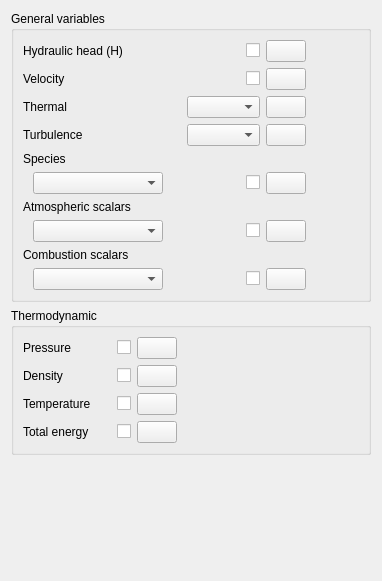
The window that python/code_saturne/gui/case/InitializationForm.ui (code-saturne/code_saturne) describes before a commit, drawn with Qt 5.
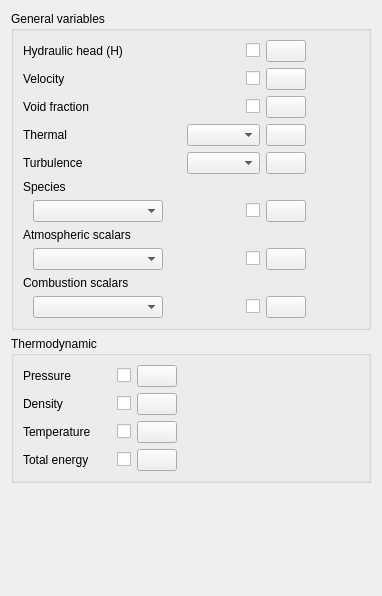
The same window after the commit. Icons and pictures are not drawn.

Commit message:
Add initialization of the void fraction to the GUI.
Minor edit by Y. Fournier (add test for field presence).

```diff
--- a/python/code_saturne/gui/case/InitializationForm.ui
+++ b/python/code_saturne/gui/case/InitializationForm.ui
@@ -7,7 +7,7 @@
     <x>0</x>
     <y>0</y>
     <width>382</width>
-    <height>581</height>
+    <height>596</height>
    </rect>
   </property>
   <property name="windowTitle">
@@ -30,6 +30,46 @@
      </property>
      <layout class="QGridLayout" name="gridLayout_2">
       <item row="2" column="0">
+       <widget class="QLabel" name="labelVoidFraction">
+        <property name="text">
+         <string>Void fraction</string>
+        </property>
+       </widget>
+      </item>
+      <item row="1" column="10">
+       <widget class="QCheckBox" name="checkBoxVelocity">
+        <property name="text">
+         <string/>
+        </property>
+       </widget>
+      </item>
+      <item row="7" column="0">
+       <widget class="QLabel" name="labelMeteo">
+        <property name="toolTip">
+         <string>&lt;html&gt;&lt;head/&gt;&lt;body&gt;&lt;p&gt;&lt;span style=&quot; font-size:9pt;&quot;&gt;Select and initialize the atmospheric scalars by using the formula editor.&lt;/span&gt;&lt;/p&gt;&lt;/body&gt;&lt;/html&gt;</string>
+        </property>
+        <property name="text">
+         <string>Atmospheric scalars</string>
+        </property>
+       </widget>
+      </item>
+      <item row="1" column="9">
+       <spacer name="horizontalSpacer_4">
+        <property name="orientation">
+         <enum>Qt::Horizontal</enum>
+        </property>
+        <property name="sizeType">
+         <enum>QSizePolicy::Expanding</enum>
+        </property>
+        <property name="sizeHint" stdset="0">
+         <size>
+          <width>20</width>
+          <height>0</height>
+         </size>
+        </property>
+       </spacer>
+      </item>
+      <item row="3" column="0">
        <widget class="QLabel" name="labelThermal">
         <property name="toolTip">
          <string>&lt;html&gt;&lt;head/&gt;&lt;body&gt;&lt;p&gt;&lt;span style=&quot; font-size:9pt;&quot;&gt;Initialize the thermal scalar by using the formula editor.&lt;/span&gt;&lt;/p&gt;&lt;/body&gt;&lt;/html&gt;</string>
@@ -39,175 +79,72 @@
         </property>
        </widget>
       </item>
-      <item row="0" column="11">
-       <widget class="QPushButton" name="pushButtonHydraulicHead">
-        <property name="toolTip">
-         <string>&lt;html&gt;&lt;head/&gt;&lt;body&gt;&lt;p&gt;&lt;span style=&quot; font-size:9pt;&quot;&gt;Initialize the hydraulic head by using the formula editor.&lt;/span&gt;&lt;/p&gt;&lt;/body&gt;&lt;/html&gt;</string>
-        </property>
-        <property name="text">
-         <string/>
-        </property>
-        <property name="icon">
-         <iconset resource="resources_pages.qrc">
-          <normaloff>:/new/prefix1/icons/22x22/edit-find-replace.png</normaloff>:/new/prefix1/icons/22x22/edit-find-replace.png</iconset>
-        </property>
-        <property name="iconSize">
-         <size>
-          <width>22</width>
-          <height>22</height>
-         </size>
-        </property>
-       </widget>
-      </item>
-      <item row="0" column="0" colspan="4">
-       <widget class="QLabel" name="labelHydraulicHead">
-        <property name="toolTip">
-         <string>&lt;html&gt;&lt;head/&gt;&lt;body&gt;&lt;p&gt;&lt;span style=&quot; font-size:9pt;&quot;&gt;Initialize
-                the hydraulic head by using the formula editor.&lt;/span&gt;&lt;/p&gt;&lt;/body&gt;&lt;/html&gt;
-               </string>
-        </property>
-        <property name="text">
-         <string>Hydraulic head (H)</string>
-        </property>
-       </widget>
-      </item>
-      <item row="2" column="11">
-       <widget class="QPushButton" name="pushButtonThermal">
-        <property name="toolTip">
-         <string>&lt;html&gt;&lt;head/&gt;&lt;body&gt;&lt;p&gt;&lt;span style=&quot; font-size:9pt;&quot;&gt;Initialize the thermal scalar by using the formula editor.&lt;/span&gt;&lt;/p&gt;&lt;/body&gt;&lt;/html&gt;</string>
-        </property>
-        <property name="text">
-         <string/>
-        </property>
-        <property name="icon">
-         <iconset resource="resources_pages.qrc">
-          <normaloff>:/new/prefix1/icons/22x22/edit-find-replace.png</normaloff>:/new/prefix1/icons/22x22/edit-find-replace.png</iconset>
-        </property>
-        <property name="iconSize">
-         <size>
-          <width>22</width>
-          <height>22</height>
-         </size>
-        </property>
-       </widget>
-      </item>
-      <item row="3" column="0" colspan="4">
-       <widget class="QLabel" name="labelTurbulence">
+      <item row="4" column="11">
+       <widget class="QPushButton" name="pushButtonTurbulence">
         <property name="toolTip">
          <string>&lt;html&gt;&lt;head/&gt;&lt;body&gt;&lt;p&gt;&lt;span style=&quot; font-size:9pt;&quot;&gt;Initialize the turbulence variables. They can be initialized either automatically based on the reference values defined in the &lt;/span&gt;&lt;span style=&quot; font-size:9pt; font-weight:600;&quot;&gt;Reference Values&lt;/span&gt;&lt;span style=&quot; font-size:9pt;&quot;&gt; heading, or by using the formula editor.&lt;/span&gt;&lt;/p&gt;&lt;/body&gt;&lt;/html&gt;</string>
         </property>
         <property name="text">
-         <string>Turbulence</string>
+         <string/>
+        </property>
+        <property name="icon">
+         <iconset resource="resources_pages.qrc">
+          <normaloff>:/new/prefix1/icons/22x22/edit-find-replace.png</normaloff>:/new/prefix1/icons/22x22/edit-find-replace.png</iconset>
+        </property>
+        <property name="iconSize">
+         <size>
+          <width>22</width>
+          <height>22</height>
+         </size>
         </property>
        </widget>
       </item>
-      <item row="3" column="9" colspan="2">
+      <item row="4" column="9" colspan="2">
        <widget class="QComboBox" name="comboBoxTurbulence">
         <property name="toolTip">
          <string>&lt;html&gt;&lt;head/&gt;&lt;body&gt;&lt;p&gt;&lt;span style=&quot; font-size:9pt;&quot;&gt;Initialize the turbulence variables. They can be initialized either automatically based on the reference values defined in the &lt;/span&gt;&lt;span style=&quot; font-size:9pt; font-weight:600;&quot;&gt;Reference Values&lt;/span&gt;&lt;span style=&quot; font-size:9pt;&quot;&gt; heading, or by using the formula editor.&lt;/span&gt;&lt;/p&gt;&lt;/body&gt;&lt;/html&gt;</string>
         </property>
        </widget>
       </item>
-      <item row="1" column="10">
-       <widget class="QCheckBox" name="checkBoxVelocity">
-        <property name="text">
-         <string/>
-        </property>
-       </widget>
-      </item>
-      <item row="1" column="0">
-       <widget class="QLabel" name="labelVelocity">
-        <property name="toolTip">
-         <string>&lt;html&gt;&lt;head/&gt;&lt;body&gt;&lt;p&gt;&lt;span style=&quot; font-size:9pt;&quot;&gt;Initialize the velocity by using the formula editor.&lt;/span&gt;&lt;/p&gt;&lt;/body&gt;&lt;/html&gt;</string>
-        </property>
-        <property name="text">
-         <string>Velocity</string>
-        </property>
-       </widget>
-      </item>
-      <item row="8" column="0">
+      <item row="9" column="0">
        <widget class="QLabel" name="labelCombustion">
         <property name="text">
          <string>Combustion scalars</string>
         </property>
        </widget>
       </item>
-      <item row="3" column="11">
-       <widget class="QPushButton" name="pushButtonTurbulence">
-        <property name="toolTip">
-         <string>&lt;html&gt;&lt;head/&gt;&lt;body&gt;&lt;p&gt;&lt;span style=&quot; font-size:9pt;&quot;&gt;Initialize the turbulence variables. They can be initialized either automatically based on the reference values defined in the &lt;/span&gt;&lt;span style=&quot; font-size:9pt; font-weight:600;&quot;&gt;Reference Values&lt;/span&gt;&lt;span style=&quot; font-size:9pt;&quot;&gt; heading, or by using the formula editor.&lt;/span&gt;&lt;/p&gt;&lt;/body&gt;&lt;/html&gt;</string>
-        </property>
-        <property name="text">
-         <string/>
-        </property>
-        <property name="icon">
-         <iconset resource="resources_pages.qrc">
-          <normaloff>:/new/prefix1/icons/22x22/edit-find-replace.png</normaloff>:/new/prefix1/icons/22x22/edit-find-replace.png</iconset>
-        </property>
-        <property name="iconSize">
-         <size>
-          <width>22</width>
-          <height>22</height>
-         </size>
-        </property>
-       </widget>
-      </item>
-      <item row="7" column="11">
-       <widget class="QPushButton" name="pushButtonMeteo">
-        <property name="toolTip">
-         <string>&lt;html&gt;&lt;head/&gt;&lt;body&gt;&lt;p&gt;&lt;span style=&quot; font-size:9pt;&quot;&gt;Select and initialize the atmospheric scalars by using the formula editor.&lt;/span&gt;&lt;/p&gt;&lt;/body&gt;&lt;/html&gt;</string>
-        </property>
-        <property name="text">
-         <string/>
-        </property>
-        <property name="icon">
-         <iconset resource="resources_pages.qrc">
-          <normaloff>:/new/prefix1/icons/22x22/edit-find-replace.png</normaloff>:/new/prefix1/icons/22x22/edit-find-replace.png</iconset>
-        </property>
-        <property name="iconSize">
-         <size>
-          <width>22</width>
-          <height>22</height>
-         </size>
-        </property>
-       </widget>
-      </item>
-      <item row="5" column="11">
-       <widget class="QPushButton" name="pushButtonSpecies">
-        <property name="toolTip">
-         <string>&lt;html&gt;&lt;head/&gt;&lt;body&gt;&lt;p&gt;&lt;span style=&quot; font-size:9pt;&quot;&gt;Select and initialize species by using the formula editor.&lt;/span&gt;&lt;/p&gt;&lt;/body&gt;&lt;/html&gt;</string>
-        </property>
-        <property name="text">
-         <string/>
-        </property>
-        <property name="icon">
-         <iconset resource="resources_pages.qrc">
-          <normaloff>:/new/prefix1/icons/22x22/edit-find-replace.png</normaloff>:/new/prefix1/icons/22x22/edit-find-replace.png</iconset>
-        </property>
-        <property name="iconSize">
-         <size>
-          <width>22</width>
-          <height>22</height>
-         </size>
-        </property>
-       </widget>
-      </item>
-      <item row="4" column="0">
-       <widget class="QLabel" name="labelSpecies">
-        <property name="toolTip">
-         <string>&lt;html&gt;&lt;head/&gt;&lt;body&gt;&lt;p&gt;&lt;span style=&quot; font-size:9pt;&quot;&gt;Select and initialize species by using the formula editor.&lt;/span&gt;&lt;/p&gt;&lt;/body&gt;&lt;/html&gt;</string>
-        </property>
-        <property name="text">
-         <string>Species</string>
-        </property>
-       </widget>
-      </item>
-      <item row="5" column="10">
-       <widget class="QCheckBox" name="checkBoxSpecies">
-        <property name="text">
-         <string/>
-        </property>
-       </widget>
+      <item row="10" column="0">
+       <layout class="QHBoxLayout" name="hLayoutCombustion">
+        <item>
+         <spacer name="horizontalSpacerCombustion">
+          <property name="orientation">
+           <enum>Qt::Horizontal</enum>
+          </property>
+          <property name="sizeType">
+           <enum>QSizePolicy::Fixed</enum>
+          </property>
+          <property name="sizeHint" stdset="0">
+           <size>
+            <width>10</width>
+            <height>0</height>
+           </size>
+          </property>
+         </spacer>
+        </item>
+        <item>
+         <widget class="QComboBox" name="comboBoxCombustion">
+          <property name="minimumSize">
+           <size>
+            <width>130</width>
+            <height>0</height>
+           </size>
+          </property>
+          <property name="toolTip">
+           <string>&lt;html&gt;&lt;head/&gt;&lt;body&gt;&lt;p&gt;&lt;span style=&quot; font-size:9pt;&quot;&gt;Select and initialize the combustion scalars by using the formula editor.&lt;/span&gt;&lt;/p&gt;&lt;/body&gt;&lt;/html&gt;</string>
+          </property>
+         </widget>
+        </item>
+       </layout>
       </item>
       <item row="1" column="11">
        <widget class="QPushButton" name="pushButtonVelocity">
@@ -229,10 +166,58 @@
         </property>
        </widget>
       </item>
-      <item row="2" column="9" colspan="2">
-       <widget class="QComboBox" name="comboBoxThermal"/>
+      <item row="1" column="0">
+       <widget class="QLabel" name="labelVelocity">
+        <property name="toolTip">
+         <string>&lt;html&gt;&lt;head/&gt;&lt;body&gt;&lt;p&gt;&lt;span style=&quot; font-size:9pt;&quot;&gt;Initialize the velocity by using the formula editor.&lt;/span&gt;&lt;/p&gt;&lt;/body&gt;&lt;/html&gt;</string>
+        </property>
+        <property name="text">
+         <string>Velocity</string>
+        </property>
+       </widget>
       </item>
-      <item row="5" column="0">
+      <item row="6" column="10">
+       <widget class="QCheckBox" name="checkBoxSpecies">
+        <property name="text">
+         <string/>
+        </property>
+       </widget>
+      </item>
+      <item row="0" column="10">
+       <widget class="QCheckBox" name="checkBoxHydraulicHead">
+        <property name="text">
+         <string/>
+        </property>
+       </widget>
+      </item>
+      <item row="3" column="11">
+       <widget class="QPushButton" name="pushButtonThermal">
+        <property name="toolTip">
+         <string>&lt;html&gt;&lt;head/&gt;&lt;body&gt;&lt;p&gt;&lt;span style=&quot; font-size:9pt;&quot;&gt;Initialize the thermal scalar by using the formula editor.&lt;/span&gt;&lt;/p&gt;&lt;/body&gt;&lt;/html&gt;</string>
+        </property>
+        <property name="text">
+         <string/>
+        </property>
+        <property name="icon">
+         <iconset resource="resources_pages.qrc">
+          <normaloff>:/new/prefix1/icons/22x22/edit-find-replace.png</normaloff>:/new/prefix1/icons/22x22/edit-find-replace.png</iconset>
+        </property>
+        <property name="iconSize">
+         <size>
+          <width>22</width>
+          <height>22</height>
+         </size>
+        </property>
+       </widget>
+      </item>
+      <item row="8" column="10">
+       <widget class="QCheckBox" name="checkBoxMeteo">
+        <property name="text">
+         <string/>
+        </property>
+       </widget>
+      </item>
+      <item row="6" column="0">
        <layout class="QHBoxLayout" name="hLayoutSpecies">
         <item>
          <spacer name="horizontalSpacerSpecies">
@@ -271,7 +256,37 @@
         </item>
        </layout>
       </item>
-      <item row="7" column="0">
+      <item row="5" column="0">
+       <widget class="QLabel" name="labelSpecies">
+        <property name="toolTip">
+         <string>&lt;html&gt;&lt;head/&gt;&lt;body&gt;&lt;p&gt;&lt;span style=&quot; font-size:9pt;&quot;&gt;Select and initialize species by using the formula editor.&lt;/span&gt;&lt;/p&gt;&lt;/body&gt;&lt;/html&gt;</string>
+        </property>
+        <property name="text">
+         <string>Species</string>
+        </property>
+       </widget>
+      </item>
+      <item row="0" column="11">
+       <widget class="QPushButton" name="pushButtonHydraulicHead">
+        <property name="toolTip">
+         <string>&lt;html&gt;&lt;head/&gt;&lt;body&gt;&lt;p&gt;&lt;span style=&quot; font-size:9pt;&quot;&gt;Initialize the hydraulic head by using the formula editor.&lt;/span&gt;&lt;/p&gt;&lt;/body&gt;&lt;/html&gt;</string>
+        </property>
+        <property name="text">
+         <string/>
+        </property>
+        <property name="icon">
+         <iconset resource="resources_pages.qrc">
+          <normaloff>:/new/prefix1/icons/22x22/edit-find-replace.png</normaloff>:/new/prefix1/icons/22x22/edit-find-replace.png</iconset>
+        </property>
+        <property name="iconSize">
+         <size>
+          <width>22</width>
+          <height>22</height>
+         </size>
+        </property>
+       </widget>
+      </item>
+      <item row="8" column="0">
        <layout class="QHBoxLayout" name="hLayoutMeteo">
         <item>
          <spacer name="horizontalSpacerMeteo">
@@ -298,71 +313,59 @@
         </item>
        </layout>
       </item>
-      <item row="0" column="10">
-       <widget class="QCheckBox" name="checkBoxHydraulicHead">
-        <property name="text">
-         <string/>
-        </property>
-       </widget>
+      <item row="3" column="9" colspan="2">
+       <widget class="QComboBox" name="comboBoxThermal"/>
       </item>
-      <item row="6" column="0">
-       <widget class="QLabel" name="labelMeteo">
-        <property name="toolTip">
-         <string>&lt;html&gt;&lt;head/&gt;&lt;body&gt;&lt;p&gt;&lt;span style=&quot; font-size:9pt;&quot;&gt;Select and initialize the atmospheric scalars by using the formula editor.&lt;/span&gt;&lt;/p&gt;&lt;/body&gt;&lt;/html&gt;</string>
-        </property>
-        <property name="text">
-         <string>Atmospheric scalars</string>
-        </property>
-       </widget>
-      </item>
-      <item row="7" column="10">
-       <widget class="QCheckBox" name="checkBoxMeteo">
-        <property name="text">
-         <string/>
-        </property>
-       </widget>
-      </item>
-      <item row="9" column="0">
-       <layout class="QHBoxLayout" name="hLayoutCombustion">
-        <item>
-         <spacer name="horizontalSpacerCombustion">
-          <property name="orientation">
-           <enum>Qt::Horizontal</enum>
-          </property>
-          <property name="sizeType">
-           <enum>QSizePolicy::Fixed</enum>
-          </property>
-          <property name="sizeHint" stdset="0">
-           <size>
-            <width>10</width>
-            <height>0</height>
-           </size>
-          </property>
-         </spacer>
-        </item>
-        <item>
-         <widget class="QComboBox" name="comboBoxCombustion">
-          <property name="minimumSize">
-           <size>
-            <width>130</width>
-            <height>0</height>
-           </size>
-          </property>
-          <property name="toolTip">
-           <string>&lt;html&gt;&lt;head/&gt;&lt;body&gt;&lt;p&gt;&lt;span style=&quot; font-size:9pt;&quot;&gt;Select and initialize the combustion scalars by using the formula editor.&lt;/span&gt;&lt;/p&gt;&lt;/body&gt;&lt;/html&gt;</string>
-          </property>
-         </widget>
-        </item>
-       </layout>
-      </item>
-      <item row="9" column="10">
+      <item row="10" column="10">
        <widget class="QCheckBox" name="checkBoxCombustion">
         <property name="text">
          <string/>
         </property>
        </widget>
       </item>
-      <item row="9" column="11">
+      <item row="0" column="0" colspan="4">
+       <widget class="QLabel" name="labelHydraulicHead">
+        <property name="toolTip">
+         <string>&lt;html&gt;&lt;head/&gt;&lt;body&gt;&lt;p&gt;&lt;span style=&quot; font-size:9pt;&quot;&gt;Initialize
+                the hydraulic head by using the formula editor.&lt;/span&gt;&lt;/p&gt;&lt;/body&gt;&lt;/html&gt;
+               </string>
+        </property>
+        <property name="text">
+         <string>Hydraulic head (H)</string>
+        </property>
+       </widget>
+      </item>
+      <item row="4" column="0" colspan="4">
+       <widget class="QLabel" name="labelTurbulence">
+        <property name="toolTip">
+         <string>&lt;html&gt;&lt;head/&gt;&lt;body&gt;&lt;p&gt;&lt;span style=&quot; font-size:9pt;&quot;&gt;Initialize the turbulence variables. They can be initialized either automatically based on the reference values defined in the &lt;/span&gt;&lt;span style=&quot; font-size:9pt; font-weight:600;&quot;&gt;Reference Values&lt;/span&gt;&lt;span style=&quot; font-size:9pt;&quot;&gt; heading, or by using the formula editor.&lt;/span&gt;&lt;/p&gt;&lt;/body&gt;&lt;/html&gt;</string>
+        </property>
+        <property name="text">
+         <string>Turbulence</string>
+        </property>
+       </widget>
+      </item>
+      <item row="6" column="11">
+       <widget class="QPushButton" name="pushButtonSpecies">
+        <property name="toolTip">
+         <string>&lt;html&gt;&lt;head/&gt;&lt;body&gt;&lt;p&gt;&lt;span style=&quot; font-size:9pt;&quot;&gt;Select and initialize species by using the formula editor.&lt;/span&gt;&lt;/p&gt;&lt;/body&gt;&lt;/html&gt;</string>
+        </property>
+        <property name="text">
+         <string/>
+        </property>
+        <property name="icon">
+         <iconset resource="resources_pages.qrc">
+          <normaloff>:/new/prefix1/icons/22x22/edit-find-replace.png</normaloff>:/new/prefix1/icons/22x22/edit-find-replace.png</iconset>
+        </property>
+        <property name="iconSize">
+         <size>
+          <width>22</width>
+          <height>22</height>
+         </size>
+        </property>
+       </widget>
+      </item>
+      <item row="10" column="11">
        <widget class="QPushButton" name="pushButtonCombustion">
         <property name="toolTip">
          <string>&lt;html&gt;&lt;head/&gt;&lt;body&gt;&lt;p&gt;&lt;span style=&quot; font-size:9pt;&quot;&gt;Select and initialize the combustion scalars by using the formula editor.&lt;/span&gt;&lt;/p&gt;&lt;/body&gt;&lt;/html&gt;</string>
@@ -411,6 +414,79 @@
         </property>
        </spacer>
       </item>
+      <item row="8" column="11">
+       <widget class="QPushButton" name="pushButtonMeteo">
+        <property name="toolTip">
+         <string>&lt;html&gt;&lt;head/&gt;&lt;body&gt;&lt;p&gt;&lt;span style=&quot; font-size:9pt;&quot;&gt;Select and initialize the atmospheric scalars by using the formula editor.&lt;/span&gt;&lt;/p&gt;&lt;/body&gt;&lt;/html&gt;</string>
+        </property>
+        <property name="text">
+         <string/>
+        </property>
+        <property name="icon">
+         <iconset resource="resources_pages.qrc">
+          <normaloff>:/new/prefix1/icons/22x22/edit-find-replace.png</normaloff>:/new/prefix1/icons/22x22/edit-find-replace.png</iconset>
+        </property>
+        <property name="iconSize">
+         <size>
+          <width>22</width>
+          <height>22</height>
+         </size>
+        </property>
+       </widget>
+      </item>
+      <item row="2" column="9">
+       <spacer name="horizontalSpacer_5">
+        <property name="orientation">
+         <enum>Qt::Horizontal</enum>
+        </property>
+        <property name="sizeHint" stdset="0">
+         <size>
+          <width>40</width>
+          <height>20</height>
+         </size>
+        </property>
+       </spacer>
+      </item>
+      <item row="2" column="12">
+       <spacer name="horizontalSpacer_6">
+        <property name="orientation">
+         <enum>Qt::Horizontal</enum>
+        </property>
+        <property name="sizeHint" stdset="0">
+         <size>
+          <width>40</width>
+          <height>20</height>
+         </size>
+        </property>
+       </spacer>
+      </item>
+      <item row="2" column="10">
+       <widget class="QCheckBox" name="checkBoxVoidFraction">
+        <property name="text">
+         <string/>
+        </property>
+       </widget>
+      </item>
+      <item row="2" column="11">
+       <widget class="QPushButton" name="pushButtonVoidFraction">
+        <property name="toolTip">
+         <string>&lt;html&gt;&lt;head/&gt;&lt;body&gt;&lt;p&gt;&lt;span style=&quot; font-size:9pt;&quot;&gt;Initialize the void fraction by using the formula editor.&lt;/span&gt;&lt;/p&gt;&lt;/body&gt;&lt;/html&gt;</string>
+        </property>
+        <property name="text">
+         <string/>
+        </property>
+        <property name="icon">
+         <iconset resource="resources_pages.qrc">
+          <normaloff>:/new/prefix1/icons/22x22/edit-find-replace.png</normaloff>:/new/prefix1/icons/22x22/edit-find-replace.png</iconset>
+        </property>
+        <property name="iconSize">
+         <size>
+          <width>22</width>
+          <height>22</height>
+         </size>
+        </property>
+       </widget>
+      </item>
      </layout>
     </widget>
    </item>
```
Left out of the diff: 16 changed lines with no effect on the pictures. The commit also changes 4 other files.
